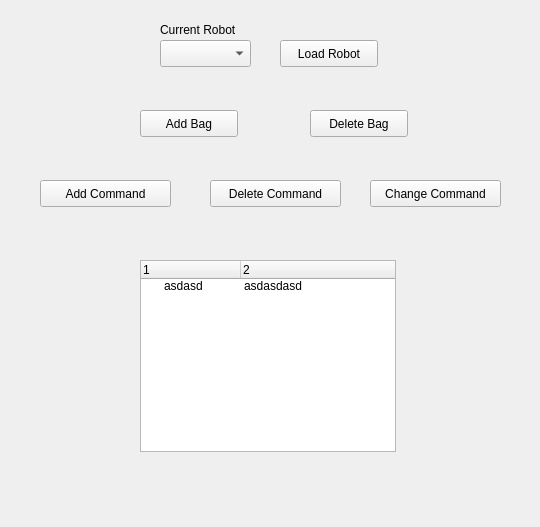
Qt form src/the_teleop/MyPlugin.ui (NuenoB/TheTeleop) before a commit.
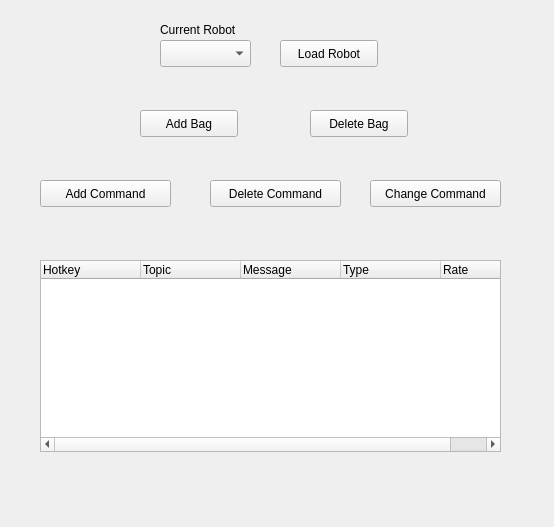
The same form after that commit.

```diff
--- a/src/the_teleop/MyPlugin.ui
+++ b/src/the_teleop/MyPlugin.ui
@@ -6,7 +6,7 @@
    <rect>
     <x>0</x>
     <y>0</y>
-    <width>540</width>
+    <width>554</width>
     <height>527</height>
    </rect>
   </property>
@@ -117,30 +117,37 @@
   <widget class="QTreeWidget" name="elementsTable">
    <property name="geometry">
     <rect>
-     <x>140</x>
+     <x>40</x>
      <y>260</y>
-     <width>256</width>
+     <width>461</width>
      <height>192</height>
     </rect>
    </property>
    <column>
     <property name="text">
-     <string>1</string>
+     <string>Hotkey</string>
     </property>
    </column>
    <column>
     <property name="text">
-     <string>2</string>
+     <string>Topic</string>
     </property>
    </column>
-   <item>
+   <column>
     <property name="text">
-     <string>asdasd</string>
+     <string>Message</string>
     </property>
+   </column>
+   <column>
     <property name="text">
-     <string>asdasdasd</string>
+     <string>Type</string>
     </property>
-   </item>
+   </column>
+   <column>
+    <property name="text">
+     <string>Rate</string>
+    </property>
+   </column>
   </widget>
  </widget>
  <resources/>
```
